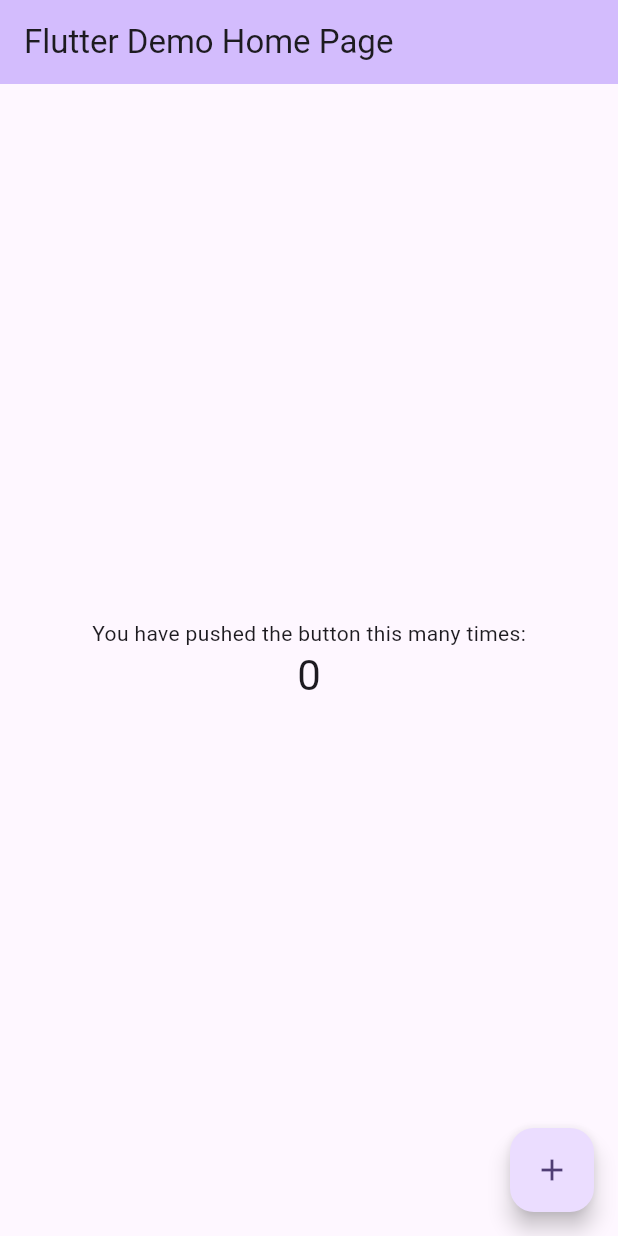
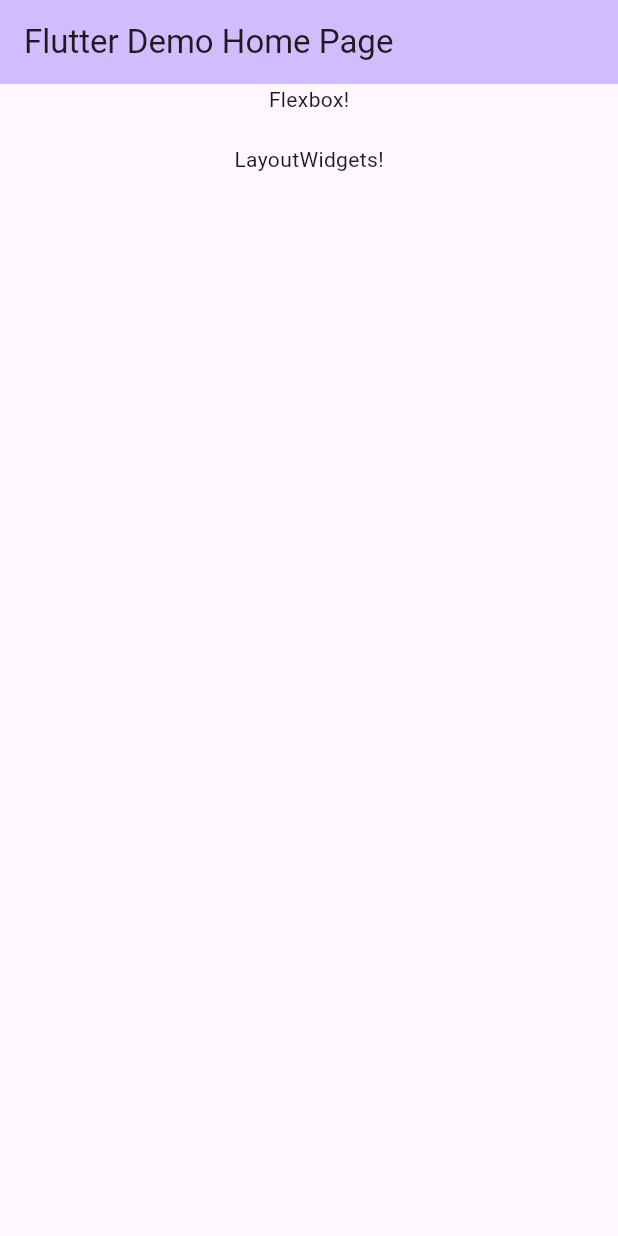
Before and after one commit to joshua-lehmann/Flutter-Layout-Widgets, a Flutter app: the screen it shows after launch, on a phone screen of 412 x 824 dp. Run offline on Flutter 3.47's test engine with Material 2 defaults, Android fonts, the phone set to English and light mode, and no system bars.

Commit message:
Added basic Widgets for demo

```diff
--- /dev/null
+++ b/lib/flexbox.dart
@@ -0,0 +1,10 @@
+import 'package:flutter/widgets.dart';
+
+class FlexBox extends StatelessWidget {
+  const FlexBox({super.key});
+
+  @override
+  Widget build(BuildContext context) {
+    return const Text('Flexbox!');
+  }
+}
--- /dev/null
+++ b/lib/layouwidgets.dart
@@ -0,0 +1,10 @@
+import 'package:flutter/widgets.dart';
+
+class LayoutWidgets extends StatelessWidget {
+  const LayoutWidgets({super.key});
+
+  @override
+  Widget build(BuildContext context) {
+    return const Text('LayoutWidgets!');
+  }
+}
--- a/lib/main.dart
+++ b/lib/main.dart
@@ -1,4 +1,6 @@
 import 'package:flutter/material.dart';
+import 'package:layoutwidgets/flexbox.dart';
+import 'package:layoutwidgets/layouwidgets.dart';
 
 void main() {
   runApp(const MyApp());
@@ -55,71 +57,25 @@ class MyHomePage extends StatefulWidget {
 }
 
 class _MyHomePageState extends State<MyHomePage> {
-  int _counter = 0;
-
-  void _incrementCounter() {
-    setState(() {
-      // This call to setState tells the Flutter framework that something has
-      // changed in this State, which causes it to rerun the build method below
-      // so that the display can reflect the updated values. If we changed
-      // _counter without calling setState(), then the build method would not be
-      // called again, and so nothing would appear to happen.
-      _counter++;
-    });
-  }
 
   @override
   Widget build(BuildContext context) {
-    // This method is rerun every time setState is called, for instance as done
-    // by the _incrementCounter method above.
-    //
-    // The Flutter framework has been optimized to make rerunning build methods
-    // fast, so that you can just rebuild anything that needs updating rather
-    // than having to individually change instances of widgets.
     return Scaffold(
       appBar: AppBar(
-        // TRY THIS: Try changing the color here to a specific color (to
-        // Colors.amber, perhaps?) and trigger a hot reload to see the AppBar
-        // change color while the other colors stay the same.
         backgroundColor: Theme.of(context).colorScheme.inversePrimary,
-        // Here we take the value from the MyHomePage object that was created by
-        // the App.build method, and use it to set our appbar title.
         title: Text(widget.title),
       ),
-      body: Center(
-        // Center is a layout widget. It takes a single child and positions it
-        // in the middle of the parent.
+      body: const Center(
         child: Column(
-          // Column is also a layout widget. It takes a list of children and
-          // arranges them vertically. By default, it sizes itself to fit its
-          // children horizontally, and tries to be as tall as its parent.
-          //
-          // Column has various properties to control how it sizes itself and
-          // how it positions its children. Here we use mainAxisAlignment to
-          // center the children vertically; the main axis here is the vertical
-          // axis because Columns are vertical (the cross axis would be
-          // horizontal).
-          //
-          // TRY THIS: Invoke "debug painting" (choose the "Toggle Debug Paint"
-          // action in the IDE, or press "p" in the console), to see the
-          // wireframe for each widget.
-          mainAxisAlignment: MainAxisAlignment.center,
+          mainAxisAlignment: MainAxisAlignment.start,
           children: <Widget>[
-            const Text(
-              'You have pushed the button this many times:',
-            ),
-            Text(
-              '$_counter',
-              style: Theme.of(context).textTheme.headlineMedium,
-            ),
+           FlexBox(),
+            SizedBox(height: 20.0),
+            LayoutWidgets()
+
           ],
         ),
       ),
-      floatingActionButton: FloatingActionButton(
-        onPressed: _incrementCounter,
-        tooltip: 'Increment',
-        child: const Icon(Icons.add),
-      ), // This trailing comma makes auto-formatting nicer for build methods.
     );
   }
 }
```
